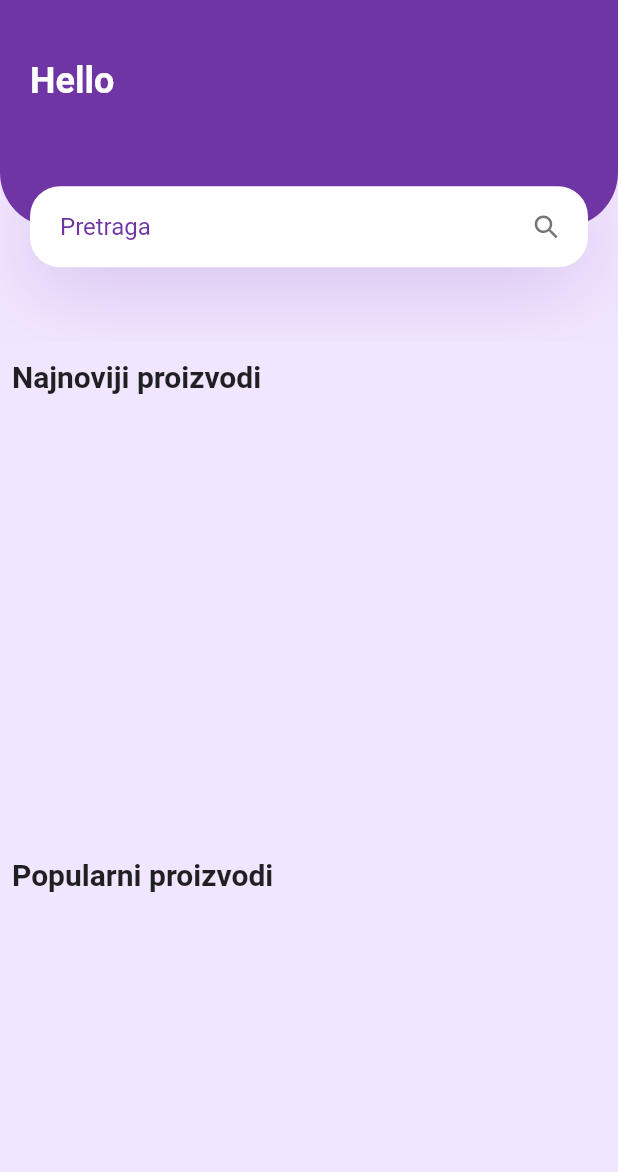
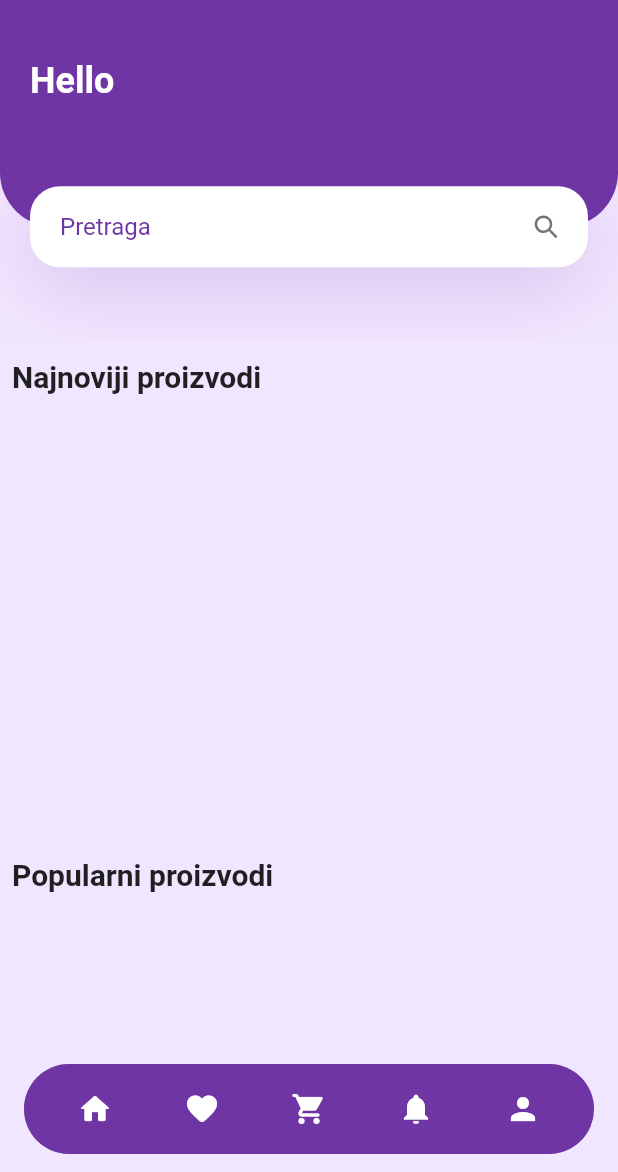
Before and after one commit to grizli404/Kotarica, a Flutter app: the screen it shows after launch, in the side drawer, after a tap on the "person" icon, on a phone screen of 412 x 824 dp, the part 64-1236 px from its top. Run offline on Flutter 3.47's test engine with Material 2 defaults, Android fonts, the light colour scheme and no system bars; our stand-ins replace flutter_svg, image_picker; missing offline and left inert: adhara_socket_io, dart:ffi, dart:html, dart:js, flutter_session, web3dart; accounts and stored records are empty; project files that could hold a hidden picture were left out.

Commit message:
navigation bar na pocetnoj strani

```diff
--- a/App/frontend/app/lib/components/drawer.dart
+++ b/App/frontend/app/lib/components/drawer.dart
@@ -45,6 +45,9 @@
 
   ProizvodiModel proizvodi = ProizvodiModel();
   return Container(
+      color: Theme.of(context).primaryColor,
+      child: SafeArea(
+          child: Container(
         color: ResponsiveLayout.isIphone(context)
             ? Theme.of(context).scaffoldBackgroundColor
             : Theme.of(context).primaryColor,
@@ -67,13 +70,21 @@
                     ? (korisnikInfo != null
                         ? Text(
                             'Hello, ${korisnikInfo.ime}',
-                        style: Theme.of(context).textTheme.headline5.copyWith(
-                            color: Colors.white, fontWeight: FontWeight.bold),
+                            style: Theme.of(context)
+                                .textTheme
+                                .headline5
+                                .copyWith(
+                                    color: Colors.white,
+                                    fontWeight: FontWeight.bold),
                           )
                         : Text(
                             'Hello',
-                        style: Theme.of(context).textTheme.headline5.copyWith(
-                            color: Colors.white, fontWeight: FontWeight.bold),
+                            style: Theme.of(context)
+                                .textTheme
+                                .headline5
+                                .copyWith(
+                                    color: Colors.white,
+                                    fontWeight: FontWeight.bold),
                           ))
                     : Text(
                         'Kotarica',
@@ -97,7 +108,8 @@
                         MaterialPageRoute(
                           builder: (context) {
                             return ProductByCategory(
-                          listaProizvoda: proizvodi.dajProizvodeZaKategoriju(
+                              listaProizvoda:
+                                  proizvodi.dajProizvodeZaKategoriju(
                                       kategorije.trenutnaKategorija[index].id),
                               category:
                                   '${kategorije.trenutnaKategorija[index].naziv}',
@@ -166,5 +178,5 @@
             )
           ],
         ),
-  );
+      )));
 }
--- /dev/null
+++ b/App/frontend/app/lib/components/navigationBar.dart
@@ -0,0 +1,65 @@
+import 'package:app/screens/notifications/notification_screen.dart';
+import 'package:flutter/material.dart';
+
+import '../main.dart';
+
+class NavigationBarWidget extends StatelessWidget {
+  @override
+  Widget build(BuildContext context) {
+    return Container(
+      margin: const EdgeInsets.symmetric(vertical: 12, horizontal: 16),
+      child: Container(
+        height: 60,
+        decoration: BoxDecoration(
+          boxShadow: [
+            BoxShadow(color: Colors.grey),
+          ],
+          color: Theme.of(context).primaryColor,
+          borderRadius: BorderRadius.circular(36),
+        ),
+        child: Row(
+          mainAxisAlignment: MainAxisAlignment.spaceEvenly,
+          children: [
+            IconButton(
+              color: Theme.of(context).bottomAppBarColor,
+              onPressed: () {
+                Navigator.pushNamed(context, '/home');
+              },
+              icon: Icon(Icons.home_rounded),
+            ),
+            IconButton(
+              icon: Icon(Icons.favorite_rounded),
+              color: Theme.of(context).bottomAppBarColor,
+              onPressed: () {},
+            ),
+            IconButton(
+              icon: Icon(Icons.shopping_cart_rounded),
+              color: Theme.of(context).bottomAppBarColor,
+              onPressed: () {
+                Navigator.pushNamed(context, '/cart');
+              },
+            ),
+            IconButton(
+                icon: Icon(Icons.notifications),
+                onPressed: () {
+                  Navigator.push(
+                    context,
+                    MaterialPageRoute(
+                        builder: (context) => NotificationScreen()),
+                  );
+                },
+                color: Theme.of(context).bottomAppBarColor),
+            IconButton(
+                icon: Icon(Icons.person),
+                onPressed: () {
+                  korisnikInfo != null
+                      ? Navigator.pushNamed(context, '/profile')
+                      : Navigator.pushNamed(context, '/login');
+                },
+                color: Theme.of(context).bottomAppBarColor)
+          ],
+        ),
+      ),
+    );
+  }
+}
--- a/App/frontend/app/lib/screens/home/homeScreenLayout.dart
+++ b/App/frontend/app/lib/screens/home/homeScreenLayout.dart
@@ -1,4 +1,5 @@
 import 'package:app/components/customAppBar.dart';
+import 'package:app/components/navigationBar.dart';
 import 'package:app/components/responsive_layout.dart';
 import 'package:flutter/material.dart';
 
@@ -13,6 +14,7 @@
         appBar: CustomAppBar(),
         body: Body(),
         drawer: ListenToDrawerEvent(),
+        bottomNavigationBar: NavigationBarWidget(),
       );
     } else {
       return Scaffold(
--- a/App/frontend/app/lib/theme/themeProvider.dart
+++ b/App/frontend/app/lib/theme/themeProvider.dart
@@ -31,6 +31,7 @@
     iconTheme: IconThemeData(color: Colors.white),
     dividerColor: Colors.black,
     indicatorColor: Colors.black,
+    bottomAppBarColor: Colors.white,
   );
 
   static final lightTheme = ThemeData(
@@ -43,5 +44,6 @@
     iconTheme: IconThemeData(color: kPrimaryColor),
     dividerColor: Colors.white,
     indicatorColor: kPrimaryColor,
+    bottomAppBarColor: Colors.white,
   );
 }
```
Lines whose indentation alone changed are shown as unchanged.
